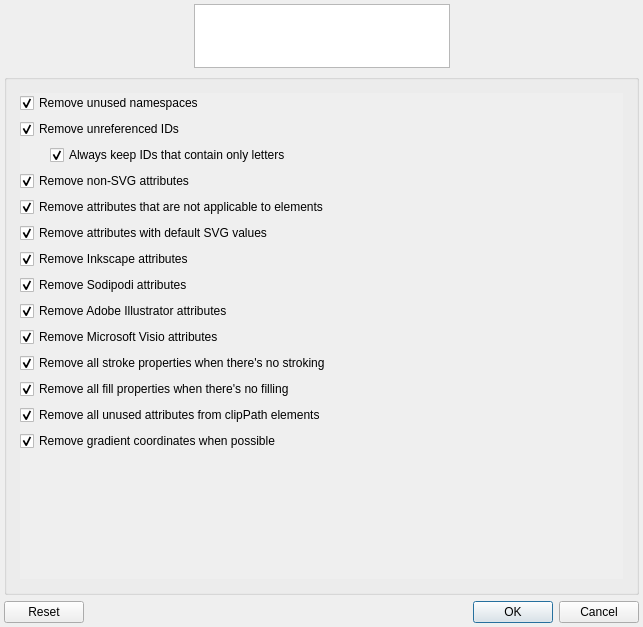
Qt form src/wizarddialog.ui (RazrFalcon/svgcleaner) before a commit.
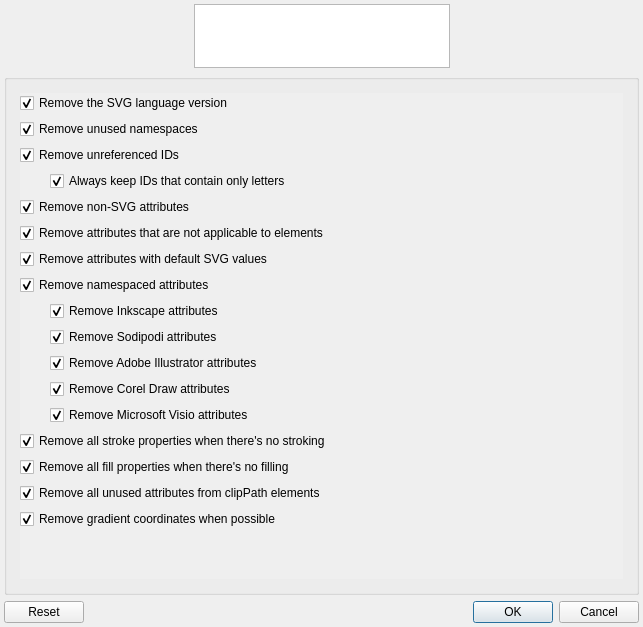
The same form after that commit. The open tabs and pages were chosen to show the change. Custom widgets are drawn as their Qt base class.

Commit message: Script updated. Added new futures to script and gui.  - Remove Corel Draw elements, attributes  - Remove the SVG language version

Diff of the .ui file:
```diff
--- a/src/wizarddialog.ui
+++ b/src/wizarddialog.ui
@@ -993,14 +993,27 @@
               <rect>
                <x>0</x>
                <y>0</y>
-               <width>380</width>
-               <height>350</height>
+               <width>613</width>
+               <height>500</height>
               </rect>
              </property>
              <layout class="QVBoxLayout" name="verticalLayout_8">
               <property name="margin">
                <number>0</number>
               </property>
+              <item>
+               <widget class="QCheckBox" name="checkBox_36">
+                <property name="accessibleName">
+                 <string notr="true">remove-version</string>
+                </property>
+                <property name="text">
+                 <string>Remove the SVG language version</string>
+                </property>
+                <property name="checked">
+                 <bool>true</bool>
+                </property>
+               </widget>
+              </item>
               <item>
                <widget class="QCheckBox" name="checkBox_16">
                 <property name="accessibleName">
@@ -1113,6 +1126,34 @@
                </widget>
               </item>
               <item>
+               <widget class="QCheckBox" name="chBoxNSAttr">
+                <property name="accessibleName">
+                 <string notr="true">remove-ns-atts</string>
+                </property>
+                <property name="text">
+                 <string>Remove namespaced attributes</string>
+                </property>
+                <property name="checked">
+                 <bool>true</bool>
+                </property>
+               </widget>
+              </item>
+              <item>
+               <widget class="QWidget" name="widgetNSAttr" native="true">
+                <layout class="QVBoxLayout" name="verticalLayout_16">
+                 <property name="leftMargin">
+                  <number>30</number>
+                 </property>
+                 <property name="topMargin">
+                  <number>0</number>
+                 </property>
+                 <property name="rightMargin">
+                  <number>0</number>
+                 </property>
+                 <property name="bottomMargin">
+                  <number>0</number>
+                 </property>
+                 <item>
                <widget class="QCheckBox" name="checkBox_22">
                 <property name="accessibleName">
                  <string notr="true">remove-inkscape-atts</string>
@@ -1151,6 +1192,19 @@
                 </property>
                </widget>
               </item>
+                 <item>
+                  <widget class="QCheckBox" name="checkBox_46">
+                   <property name="accessibleName">
+                    <string notr="true">remove-cdr-atts</string>
+                   </property>
+                   <property name="text">
+                    <string>Remove Corel Draw attributes</string>
+                   </property>
+                   <property name="checked">
+                    <bool>true</bool>
+                   </property>
+                  </widget>
+                 </item>
               <item>
                <widget class="QCheckBox" name="checkBox_25">
                 <property name="accessibleName">
@@ -1164,6 +1218,9 @@
                 </property>
                </widget>
               </item>
+                </layout>
+               </widget>
+              </item>
               <item>
                <widget class="QCheckBox" name="checkBox_26">
                 <property name="accessibleName">
```
Left out of the diff: 103 changed lines with no effect on the pictures. Lines whose indentation alone changed are shown as unchanged. The commit also changes 4 other files.
